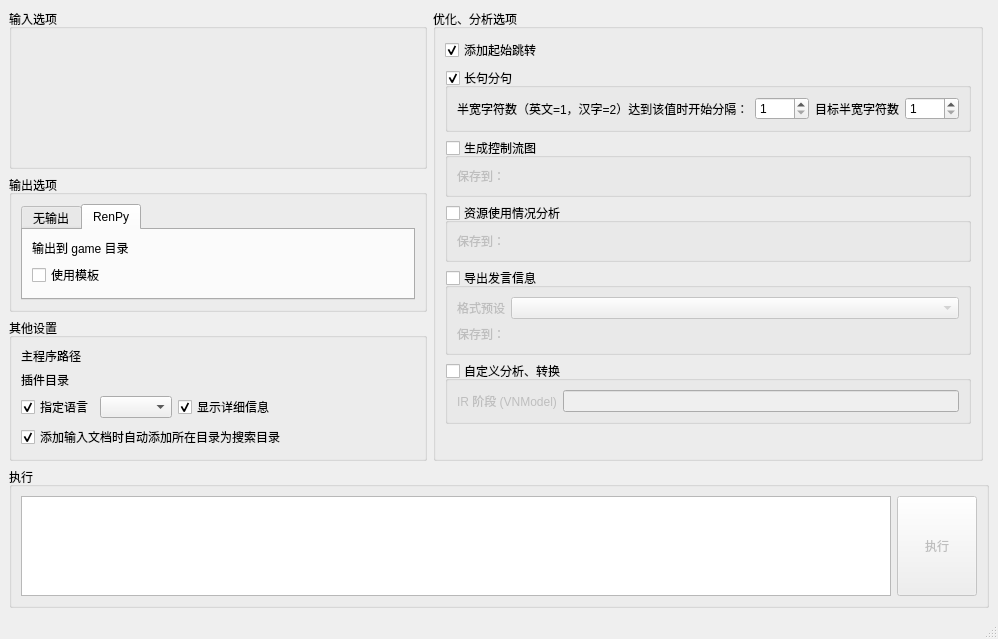
Old version of the form mainwindow.ui in the repository PrepPipe/preppipe_gui.
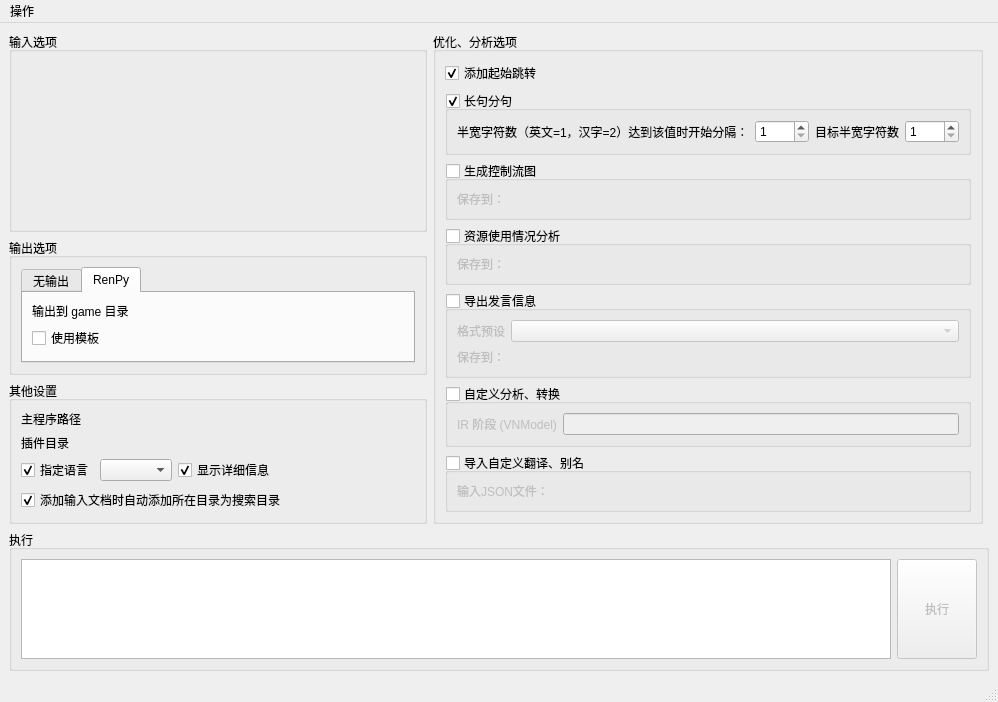
New version of the form. Custom widgets are drawn as their Qt base class.

Commit message: Added translation import/export support

What changed in the file:
```diff
--- a/mainwindow.ui
+++ b/mainwindow.ui
@@ -7,7 +7,7 @@
     <x>0</x>
     <y>0</y>
     <width>998</width>
-    <height>639</height>
+    <height>655</height>
    </rect>
   </property>
   <property name="windowTitle">
@@ -454,6 +454,44 @@
          </layout>
         </widget>
        </item>
+       <item>
+        <widget class="QGroupBox" name="translationImportGroupBox">
+         <property name="title">
+          <string>导入自定义翻译、别名</string>
+         </property>
+         <property name="checkable">
+          <bool>true</bool>
+         </property>
+         <property name="checked">
+          <bool>false</bool>
+         </property>
+         <layout class="QHBoxLayout" name="horizontalLayout">
+          <item>
+           <widget class="QLabel" name="label_12">
+            <property name="sizePolicy">
+             <sizepolicy hsizetype="Fixed" vsizetype="Fixed">
+              <horstretch>0</horstretch>
+              <verstretch>0</verstretch>
+             </sizepolicy>
+            </property>
+            <property name="text">
+             <string>输入JSON文件：</string>
+            </property>
+           </widget>
+          </item>
+          <item>
+           <widget class="FileSelectionWidget" name="customTranslationImportLocationSelectionWidget" native="true">
+            <property name="sizePolicy">
+             <sizepolicy hsizetype="Preferred" vsizetype="Fixed">
+              <horstretch>0</horstretch>
+              <verstretch>0</verstretch>
+             </sizepolicy>
+            </property>
+           </widget>
+          </item>
+         </layout>
+        </widget>
+       </item>
        <item>
         <spacer name="verticalSpacer">
          <property name="orientation">
@@ -481,6 +519,13 @@
      <height>22</height>
     </rect>
    </property>
+   <widget class="QMenu" name="operationMenu">
+    <property name="title">
+     <string>操作</string>
+    </property>
+    <addaction name="actionTranslationExport"/>
+   </widget>
+   <addaction name="operationMenu"/>
   </widget>
   <widget class="QStatusBar" name="statusbar"/>
  </widget>
```
Left out of the diff: 5 changed lines with no effect on the pictures. The commit also changes 2 other files.
